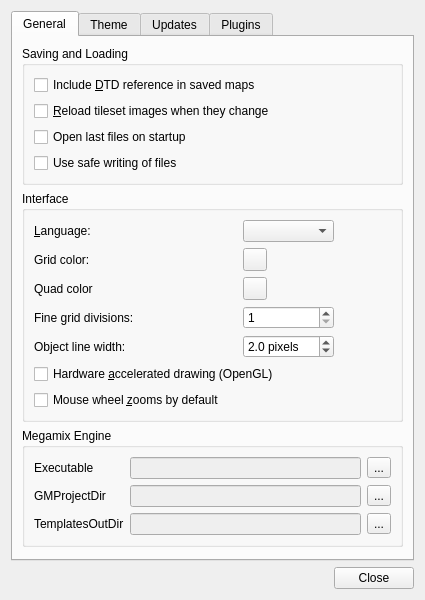
The window that src/tiled/preferencesdialog.ui (MightyPrinny/TiledGMS14ME) describes before a commit, drawn with Qt 5.
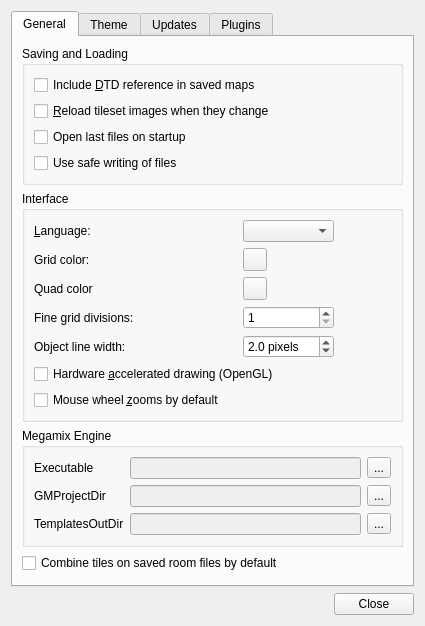
The same window after the commit. Custom widgets are drawn as their Qt base class.

Commit message: The combineTiles property of the map now defaults to false and the default can be adjusted in prefferences

```diff
--- a/src/tiled/preferencesdialog.ui
+++ b/src/tiled/preferencesdialog.ui
@@ -264,6 +264,13 @@
          </layout>
         </widget>
        </item>
+       <item>
+        <widget class="QCheckBox" name="defaultCombineTilesCheckBox">
+         <property name="text">
+          <string>Combine tiles on saved room files by default</string>
+         </property>
+        </widget>
+       </item>
        <item>
         <spacer name="verticalSpacer">
          <property name="orientation">
```
Left out of the diff: 40 changed lines with no effect on the pictures. The commit also changes 5 other files.
